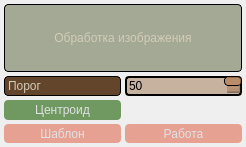
Above: gui_files/widget_processing_image_control.ui from orizonti/PROJ_TRACKING_PROB before the change. Below: the same form after it.
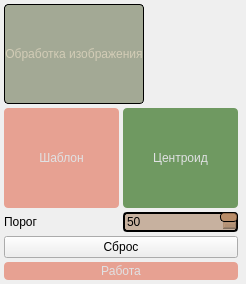
That is the form after the change. Icons and pictures are not drawn.

Commit message: Project reworking, ImageProcessing split on modules

The edit to the form file:
```diff
--- a/gui_files/widget_processing_image_control.ui
+++ b/gui_files/widget_processing_image_control.ui
@@ -7,7 +7,7 @@
     <x>0</x>
     <y>0</y>
     <width>246</width>
-    <height>147</height>
+    <height>284</height>
    </rect>
   </property>
   <property name="windowTitle">
@@ -1336,8 +1336,177 @@
    <property name="spacing">
     <number>4</number>
    </property>
+   <item row="1" column="1">
+    <widget class="QPushButton" name="butProcessCentroid">
+     <property name="sizePolicy">
+      <sizepolicy hsizetype="MinimumExpanding" vsizetype="Minimum">
+       <horstretch>0</horstretch>
+       <verstretch>0</verstretch>
+      </sizepolicy>
+     </property>
+     <property name="styleSheet">
+      <string notr="true">QPushButton {
+	background-color: rgba(220, 59, 23,110);
+  color: #E0E1E3;
+  border-radius: 4px;
+  padding: 2px;
+  outline: none;
+  border: none;
+	font: 14pt &quot;Ubuntu&quot;;
+}
+
+QPushButton:disabled {
+  background-color: #455364;
+  color: #9DA9B5;
+  border-radius: 4px;
+  padding: 2px;
+}
+
+QPushButton:checked {
+	background-color: rgba(35, 102, 12,160);
+  border-radius: 4px;
+  padding: 2px;
+  outline: none;
+font: 14pt &quot;Ubuntu&quot;;
+}
+
+QPushButton:checked:disabled {
+  background-color: #60798B;
+  color: #9DA9B5;
+  border-radius: 4px;
+  padding: 2px;
+  outline: none;
+}
+
+QPushButton:checked:selected {
+  background: #60798B;
+}
+
+QPushButton:hover {
+  background-color: #54687A;
+  color: #E0E1E3;
+}
+
+QPushButton:pressed {
+  background-color: #60798B;
+}
+
+QPushButton:selected {
+  background: #60798B;
+  color: #E0E1E3;
+}
+
+QPushButton::menu-indicator {
+  subcontrol-origin: padding;
+  subcontrol-position: bottom right;
+  bottom: 4px;
+	background-color: rgb(210, 204, 182);
+}
+
+QDialogButtonBox QPushButton {
+  /* Issue #194 #248 - Special case of QPushButton inside dialogs, for better UI */
+  min-width: 80px;
+}</string>
+     </property>
+     <property name="text">
+      <string>Центроид</string>
+     </property>
+     <property name="checkable">
+      <bool>true</bool>
+     </property>
+     <property name="checked">
+      <bool>true</bool>
+     </property>
+    </widget>
+   </item>
+   <item row="1" column="0">
+    <widget class="QPushButton" name="butProcessTemplate">
+     <property name="sizePolicy">
+      <sizepolicy hsizetype="Expanding" vsizetype="Minimum">
+       <horstretch>0</horstretch>
+       <verstretch>0</verstretch>
+      </sizepolicy>
+     </property>
+     <property name="styleSheet">
+      <string notr="true">QPushButton {
+	background-color: rgba(220, 59, 23,110);
+  color: #E0E1E3;
+  border-radius: 4px;
+  padding: 2px;
+  outline: none;
+  border: none;
+	font: 14pt &quot;Ubuntu&quot;;
+}
+
+QPushButton:disabled {
+  background-color: #455364;
+  color: #9DA9B5;
+  border-radius: 4px;
+  padding: 2px;
+}
+
+QPushButton:checked {
+	background-color: rgba(35, 102, 12,160);
+  border-radius: 4px;
+  padding: 2px;
+  outline: none;
+font: 14pt &quot;Ubuntu&quot;;
+}
+
+QPushButton:checked:disabled {
+  background-color: #60798B;
+  color: #9DA9B5;
+  border-radius: 4px;
+  padding: 2px;
+  outline: none;
+}
+
+QPushButton:checked:selected {
+  background: #60798B;
+}
+
+QPushButton:hover {
+  background-color: #54687A;
+  color: #E0E1E3;
+}
+
+QPushButton:pressed {
+  background-color: #60798B;
+}
+
+QPushButton:selected {
+  background: #60798B;
+  color: #E0E1E3;
+}
+
+QPushButton::menu-indicator {
+  subcontrol-origin: padding;
+  subcontrol-position: bottom right;
+  bottom: 4px;
+	background-color: rgb(210, 204, 182);
+}
+
+QDialogButtonBox QPushButton {
+  /* Issue #194 #248 - Special case of QPushButton inside dialogs, for better UI */
+  min-width: 80px;
+}</string>
+     </property>
+     <property name="text">
+      <string>Шаблон</string>
+     </property>
+     <property name="checkable">
+      <bool>true</bool>
+     </property>
+    </widget>
+   </item>
    <item row="0" column="0" colspan="3">
     <widget class="QLabel" name="label">
+     <property name="sizePolicy">
+      <sizepolicy hsizetype="Maximum" vsizetype="Preferred">
+       <horstretch>0</horstretch>
+       <verstretch>0</verstretch>
+      </sizepolicy>
+     </property>
      <property name="styleSheet">
       <string notr="true">QLabel
 {
@@ -1356,19 +1525,116 @@
      </property>
     </widget>
    </item>
-   <item row="1" column="0" colspan="3">
-    <layout class="QGridLayout" name="gridLayout_2">
-     <item row="0" column="0">
+   <item row="5" column="0" colspan="2">
+    <widget class="QPushButton" name="butResetProcessing">
+     <property name="styleSheet">
+      <string notr="true">QPushButton {
+	
+	font: 600 14pt &quot;Ubuntu&quot;;
+}
+
+</string>
+     </property>
+     <property name="text">
+      <string>Сброс</string>
+     </property>
+    </widget>
+   </item>
+   <item row="6" column="0" colspan="2">
+    <widget class="QPushButton" name="pushButton">
+     <property name="sizePolicy">
+      <sizepolicy hsizetype="MinimumExpanding" vsizetype="Maximum">
+       <horstretch>0</horstretch>
+       <verstretch>0</verstretch>
+      </sizepolicy>
+     </property>
+     <property name="styleSheet">
+      <string notr="true">QPushButton {
+	background-color: rgba(220, 59, 23,110);
+  color: #E0E1E3;
+  border-radius: 4px;
+  padding: 2px;
+  outline: none;
+  border: none;
+	font: 14pt &quot;Ubuntu&quot;;
+}
+
+QPushButton:disabled {
+  background-color: #455364;
+  color: #9DA9B5;
+  border-radius: 4px;
+  padding: 2px;
+}
+
+QPushButton:checked {
+	background-color: rgba(35, 102, 12,160);
+  border-radius: 4px;
+  padding: 2px;
+  outline: none;
+font: 14pt &quot;Ubuntu&quot;;
+}
+
+QPushButton:checked:disabled {
+  background-color: #60798B;
+  color: #9DA9B5;
+  border-radius: 4px;
+  padding: 2px;
+  outline: none;
+}
+
+QPushButton:checked:selected {
+  background: #60798B;
+}
+
+QPushButton:hover {
+  background-color: #54687A;
+  color: #E0E1E3;
+}
+
+QPushButton:pressed {
+  background-color: #60798B;
+}
+
+QPushButton:selected {
+  background: #60798B;
+  color: #E0E1E3;
+}
+
+QPushButton::menu-indicator {
+  subcontrol-origin: padding;
+  subcontrol-position: bottom right;
+  bottom: 4px;
+	background-color: rgb(210, 204, 182);
+}
+
+QDialogButtonBox QPushButton {
+  /* Issue #194 #248 - Special case of QPushButton inside dialogs, for better UI */
+  min-width: 80px;
+}</string>
+     </property>
+     <property name="text">
+      <string>Работа</string>
+     </property>
+     <property name="checkable">
+      <bool>true</bool>
+     </property>
+     <property name="checked">
+      <bool>false</bool>
+     </property>
+    </widget>
+   </item>
+   <item row="4" column="0" colspan="2">
+    <layout class="QHBoxLayout" name="horizontalLayout">
+     <item>
       <widget class="QLabel" name="label_2">
        <property name="styleSheet">
         <string notr="true">QLabel
 {
-border: 1px solid line black;
+
 	
-	background-color: rgb(99, 69, 44);
+	background-color: rgba(255, 255, 255,0);
 	font: 600 14pt &quot;Ubuntu&quot;;
-	color: rgb(210, 204, 182);
-   border-radius: 4px;
+
 }</string>
        </property>
        <property name="text">
@@ -1376,90 +1642,7 @@
        </property>
       </widget>
      </item>
-     <item row="1" column="0">
-      <widget class="QPushButton" name="butProcessCentroid">
-       <property name="sizePolicy">
-        <sizepolicy hsizetype="MinimumExpanding" vsizetype="Minimum">
-         <horstretch>0</horstretch>
-         <verstretch>0</verstretch>
-        </sizepolicy>
-       </property>
-       <property name="styleSheet">
-        <string notr="true">QPushButton {
-	background-color: rgba(220, 59, 23,110);
-  color: #E0E1E3;
-  border-radius: 4px;
-  padding: 2px;
-  outline: none;
-  border: none;
-	font: 14pt &quot;Ubuntu&quot;;
-}
-
-QPushButton:disabled {
-  background-color: #455364;
-  color: #9DA9B5;
-  border-radius: 4px;
-  padding: 2px;
-}
-
-QPushButton:checked {
-	background-color: rgba(35, 102, 12,160);
-  border-radius: 4px;
-  padding: 2px;
-  outline: none;
-font: 14pt &quot;Ubuntu&quot;;
-}
-
-QPushButton:checked:disabled {
-  background-color: #60798B;
-  color: #9DA9B5;
-  border-radius: 4px;
-  padding: 2px;
-  outline: none;
-}
-
-QPushButton:checked:selected {
-  background: #60798B;
-}
-
-QPushButton:hover {
-  background-color: #54687A;
-  color: #E0E1E3;
-}
-
-QPushButton:pressed {
-  background-color: #60798B;
-}
-
-QPushButton:selected {
-  background: #60798B;
-  color: #E0E1E3;
-}
-
-QPushButton::menu-indicator {
-  subcontrol-origin: padding;
-  subcontrol-position: bottom right;
-  bottom: 4px;
-	background-color: rgb(210, 204, 182);
-}
-
-QDialogButtonBox QPushButton {
-  /* Issue #194 #248 - Special case of QPushButton inside dialogs, for better UI */
-  min-width: 80px;
-}</string>
-       </property>
-       <property name="text">
-        <string>Центроид</string>
-       </property>
-       <property name="checkable">
-        <bool>true</bool>
-       </property>
-       <property name="checked">
-        <bool>true</bool>
-       </property>
-      </widget>
-     </item>
-     <item row="0" column="1">
+     <item>
       <widget class="QSpinBox" name="spinThreshold">
        <property name="sizePolicy">
         <sizepolicy hsizetype="Minimum" vsizetype="Fixed">
@@ -1514,169 +1697,6 @@
        </property>
       </widget>
      </item>
-     <item row="2" column="0">
-      <widget class="QPushButton" name="butProcessTemplate">
-       <property name="sizePolicy">
-        <sizepolicy hsizetype="Minimum" vsizetype="Minimum">
-         <horstretch>0</horstretch>
-         <verstretch>0</verstretch>
-        </sizepolicy>
-       </property>
-       <property name="styleSheet">
-        <string notr="true">QPushButton {
-	background-color: rgba(220, 59, 23,110);
-  color: #E0E1E3;
-  border-radius: 4px;
-  padding: 2px;
-  outline: none;
-  border: none;
-	font: 14pt &quot;Ubuntu&quot;;
-}
-
-QPushButton:disabled {
-  background-color: #455364;
-  color: #9DA9B5;
-  border-radius: 4px;
-  padding: 2px;
-}
-
-QPushButton:checked {
-	background-color: rgba(35, 102, 12,160);
-  border-radius: 4px;
-  padding: 2px;
-  outline: none;
-font: 14pt &quot;Ubuntu&quot;;
-}
-
-QPushButton:checked:disabled {
-  background-color: #60798B;
-  color: #9DA9B5;
-  border-radius: 4px;
-  padding: 2px;
-  outline: none;
-}
-
-QPushButton:checked:selected {
-  background: #60798B;
-}
-
-QPushButton:hover {
-  background-color: #54687A;
-  color: #E0E1E3;
-}
-
-QPushButton:pressed {
-  background-color: #60798B;
-}
-
-QPushButton:selected {
-  background: #60798B;
-  color: #E0E1E3;
-}
-
-QPushButton::menu-indicator {
-  subcontrol-origin: padding;
-  subcontrol-position: bottom right;
-  bottom: 4px;
-	background-color: rgb(210, 204, 182);
-}
-
-QDialogButtonBox QPushButton {
-  /* Issue #194 #248 - Special case of QPushButton inside dialogs, for better UI */
-  min-width: 80px;
-}</string>
-       </property>
-       <property name="text">
-        <string>Шаблон</string>
-       </property>
-       <property name="checkable">
-        <bool>true</bool>
-       </property>
-      </widget>
-     </item>
-     <item row="2" column="1">
-      <widget class="QPushButton" name="pushButton">
-       <property name="sizePolicy">
-        <sizepolicy hsizetype="MinimumExpanding" vsizetype="Minimum">
-         <horstretch>0</horstretch>
-         <verstretch>0</verstretch>
-        </sizepolicy>
-       </property>
-       <property name="styleSheet">
-        <string notr="true">QPushButton {
-	background-color: rgba(220, 59, 23,110);
-  color: #E0E1E3;
-  border-radius: 4px;
-  padding: 2px;
-  outline: none;
-  border: none;
-	font: 14pt &quot;Ubuntu&quot;;
-}
-
-QPushButton:disabled {
-  background-color: #455364;
-  color: #9DA9B5;
-  border-radius: 4px;
-  padding: 2px;
-}
-
-QPushButton:checked {
-	background-color: rgba(35, 102, 12,160);
-  border-radius: 4px;
-  padding: 2px;
-  outline: none;
-font: 14pt &quot;Ubuntu&quot;;
-}
-
-QPushButton:checked:disabled {
-  background-color: #60798B;
-  color: #9DA9B5;
-  border-radius: 4px;
-  padding: 2px;
-  outline: none;
-}
-
-QPushButton:checked:selected {
-  background: #60798B;
-}
-
-QPushButton:hover {
-  background-color: #54687A;
-  color: #E0E1E3;
-}
-
-QPushButton:pressed {
-  background-color: #60798B;
-}
-
-QPushButton:selected {
-  background: #60798B;
-  color: #E0E1E3;
-}
-
-QPushButton::menu-indicator {
-  subcontrol-origin: padding;
-  subcontrol-position: bottom right;
-  bottom: 4px;
-	background-color: rgb(210, 204, 182);
-}
-
-QDialogButtonBox QPushButton {
-  /* Issue #194 #248 - Special case of QPushButton inside dialogs, for better UI */
-  min-width: 80px;
-}</string>
-       </property>
-       <property name="text">
-        <string>Работа</string>
-       </property>
-       <property name="checkable">
-        <bool>true</bool>
-       </property>
-       <property name="checked">
-        <bool>false</bool>
-       </property>
-      </widget>
-     </item>
     </layout>
    </item>
   </layout>
```
Left out of the diff: 14 changed lines with no effect on the pictures. The commit also changes 95 other files.
